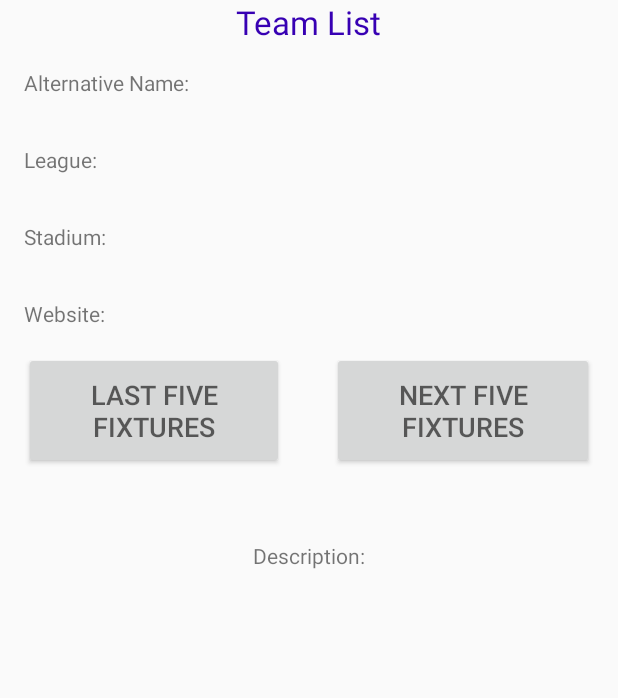
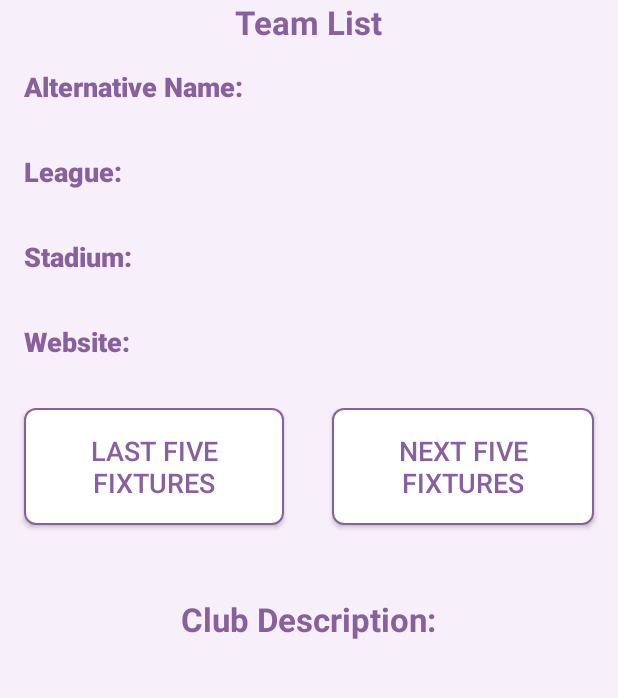
Before and after one commit to JackG-eth/TheSportsDBApp, an Android app: the layout fragment_home.xml on its own in the app's theme, with its tools: preview values and no code run, on a phone screen of 412 x 824 dp, the part 324-1022 px from its top. Run offline under Robolectric (Android 15) with nearby library versions, the phone set to English and light mode, and no system bars.

Commit message:
updated layouts

```diff
--- /dev/null
+++ b/JuniorAndroidTechTest/app/src/main/res/drawable/custom_button.xml
@@ -0,0 +1,15 @@
+<shape
+    xmlns:android="http://schemas.android.com/apk/res/android">
+    <stroke
+        android:width="1dp"
+        android:color="#89609e"/>
+    <corners
+        android:radius="7dp" />
+
+    <padding
+        android:left="1dp"
+        android:right="1dp"
+        android:top="1dp"
+        android:bottom="1dp"/>
+    <solid android:color="#ffffff"/>
+</shape>
--- a/JuniorAndroidTechTest/app/src/main/res/layout/fragment_home.xml
+++ b/JuniorAndroidTechTest/app/src/main/res/layout/fragment_home.xml
@@ -2,12 +2,14 @@
 <ScrollView xmlns:android="http://schemas.android.com/apk/res/android"
     android:orientation="vertical"
     android:layout_width="match_parent"
-    android:layout_height="match_parent">
+    android:layout_height="match_parent"
+    android:background="@color/background">
 
     <LinearLayout
         android:layout_width="match_parent"
         android:layout_height="wrap_content"
-        android:orientation="vertical">
+        android:orientation="vertical"
+        >
         <androidx.appcompat.widget.AppCompatImageView
             android:layout_marginTop="@dimen/activity_vertical_margin"
             android:layout_width = "200dp"
@@ -21,79 +23,131 @@
         android:layout_height="wrap_content"
         android:id="@+id/recycler_image_text_child"
         android:text="@string/menu_team"
+        android:textStyle="bold"
         style="@android:style/TextAppearance.DeviceDefault.Large"
-        android:textColor="@color/colorPrimaryDark"
+        android:textColor="@color/colorPrimary"
         android:layout_gravity="center_horizontal">
     </TextView>
         <LinearLayout
-            android:layout_width="wrap_content"
+            android:layout_width="match_parent"
             android:layout_height="wrap_content"
-            android:orientation="horizontal">
+            android:orientation="horizontal"
+            android:layout_weight="2">
 
             <TextView
-                android:layout_width="wrap_content"
+                android:layout_weight="1"
+                android:textColor="@color/colorPrimary"
+                android:textStyle="bold"
+                style="@android:style/TextAppearance.DeviceDefault.Medium"
+                android:layout_width="match_parent"
                 android:layout_height="wrap_content"
-                android:layout_margin="@dimen/activity_horizontal_margin"
+                android:layout_marginTop="@dimen/activity_vertical_margin"
+                android:layout_marginBottom="@dimen/activity_vertical_margin"
+                android:layout_marginLeft="@dimen/activity_horizontal_margin"
                 android:text="@string/Full_Name" />
 
             <TextView
+                android:layout_weight="1"
+                android:layout_gravity="center|left"
+                android:textColor="@color/colorPrimary"
+                style="@android:style/TextAppearance.DeviceDefault.Medium"
                 android:id="@+id/alternate"
-                android:layout_margin="@dimen/activity_horizontal_margin"
-                android:layout_width="wrap_content"
+                android:layout_marginTop="@dimen/activity_vertical_margin"
+                android:layout_marginBottom="@dimen/activity_vertical_margin"
+                android:layout_marginRight="@dimen/activity_horizontal_margin"
+                android:layout_width="match_parent"
                 android:layout_height="wrap_content"/>
 
         </LinearLayout>
         <LinearLayout
-            android:layout_width="wrap_content"
+            android:layout_width="match_parent"
             android:layout_height="wrap_content"
-            android:orientation="horizontal">
+            android:orientation="horizontal"
+            android:layout_weight="2">
 
             <TextView
-                android:layout_width="wrap_content"
+                android:layout_weight="1"
+                android:textColor="@color/colorPrimary"
+                android:textStyle="bold"
+                style="@android:style/TextAppearance.DeviceDefault.Medium"
+                android:layout_width="match_parent"
                 android:layout_height="wrap_content"
-                android:layout_margin="@dimen/activity_horizontal_margin"
+                android:layout_marginTop="@dimen/activity_vertical_margin"
+                android:layout_marginBottom="@dimen/activity_vertical_margin"
+                android:layout_marginLeft="@dimen/activity_horizontal_margin"
                 android:text="@string/league" />
 
             <TextView
+                android:layout_weight="1"
+                android:layout_gravity="center|left"
+                android:textColor="@color/colorPrimary"
+                style="@android:style/TextAppearance.DeviceDefault.Medium"
                 android:id="@+id/League"
-                android:layout_margin="@dimen/activity_horizontal_margin"
-                android:layout_width="wrap_content"
+                android:layout_marginTop="@dimen/activity_vertical_margin"
+                android:layout_marginBottom="@dimen/activity_vertical_margin"
+                android:layout_marginRight="@dimen/activity_horizontal_margin"
+                android:layout_width="match_parent"
                 android:layout_height="wrap_content"
                  />
         </LinearLayout>
         <LinearLayout
-            android:layout_width="wrap_content"
+
+            android:layout_width="match_parent"
             android:layout_height="wrap_content"
-            android:orientation="horizontal">
+            android:orientation="horizontal"
+            android:layout_weight="2">
 
             <TextView
-                android:layout_width="wrap_content"
+                android:layout_weight="1"
+                android:textColor="@color/colorPrimary"
+                android:textStyle="bold"
+                style="@android:style/TextAppearance.DeviceDefault.Medium"
+                android:layout_width="match_parent"
                 android:layout_height="wrap_content"
-                android:layout_margin="@dimen/activity_horizontal_margin"
+                android:layout_marginTop="@dimen/activity_vertical_margin"
+                android:layout_marginBottom="@dimen/activity_vertical_margin"
+                android:layout_marginLeft="@dimen/activity_horizontal_margin"
                 android:text="@string/Stadium" />
 
             <TextView
+                android:layout_weight="1"
+                android:textColor="@color/colorPrimary"
+                style="@android:style/TextAppearance.DeviceDefault.Medium"
                 android:id="@+id/Stadium"
-                android:layout_margin="@dimen/activity_horizontal_margin"
-                android:layout_width="wrap_content"
+                android:layout_marginTop="@dimen/activity_vertical_margin"
+                android:layout_marginBottom="@dimen/activity_vertical_margin"
+                android:layout_marginRight="@dimen/activity_horizontal_margin"
+                android:layout_width="match_parent"
                 android:layout_height="wrap_content"
                 />
         </LinearLayout>
         <LinearLayout
-            android:layout_width="wrap_content"
+            android:layout_width="match_parent"
             android:layout_height="wrap_content"
-            android:orientation="horizontal">
+            android:orientation="horizontal"
+            android:layout_weight="2">
 
             <TextView
-                android:layout_width="wrap_content"
+                android:layout_weight="1"
+                android:textColor="@color/colorPrimary"
+                android:textStyle="bold"
+                style="@android:style/TextAppearance.DeviceDefault.Medium"
+                android:layout_width="match_parent"
                 android:layout_height="wrap_content"
-                android:layout_margin="@dimen/activity_horizontal_margin"
+                android:layout_marginTop="@dimen/activity_vertical_margin"
+                android:layout_marginBottom="@dimen/activity_vertical_margin"
+                android:layout_marginLeft="@dimen/activity_horizontal_margin"
                 android:text="@string/website" />
 
             <TextView
+                android:layout_weight="1"
+                android:textColor="@color/colorPrimary"
+                style="@android:style/TextAppearance.DeviceDefault.Medium"
                 android:id="@+id/website"
-                android:layout_margin="@dimen/activity_horizontal_margin"
-                android:layout_width="wrap_content"
+                android:layout_marginTop="@dimen/activity_vertical_margin"
+                android:layout_marginBottom="@dimen/activity_vertical_margin"
+                android:layout_marginRight="@dimen/activity_horizontal_margin"
+                android:layout_width="match_parent"
                 android:layout_height="wrap_content" />
         </LinearLayout>
 
@@ -101,8 +155,11 @@
             android:layout_width="wrap_content"
             android:layout_height="wrap_content"
             android:orientation="horizontal"
-            android:layout_weight="2">
+            android:layout_weight="2"
+            android:layout_marginTop="@dimen/activity_horizontal_margin">
             <Button
+                android:textColor="@color/colorPrimary"
+                android:background="@drawable/custom_button"
                 android:id="@+id/last_five"
                 style="@android:style/TextAppearance.DeviceDefault.Medium"
                 android:layout_width="wrap_content"
@@ -114,7 +171,9 @@
                 android:layout_weight="1"/>
 
             <Button
+                android:background="@drawable/custom_button"
                 android:id="@+id/next_five"
+                android:textColor="@color/colorPrimary"
                 style="@android:style/TextAppearance.DeviceDefault.Medium"
                 android:layout_margin="@dimen/activity_horizontal_margin"
                 android:layout_width="wrap_content"
@@ -122,10 +181,11 @@
                 android:layout_gravity="right"
                 android:text="@string/next_five_fixtures"
                 android:padding="@dimen/activity_horizontal_margin"
-                android:layout_weight="1"></Button>
+                android:layout_weight="1" />
 
         </LinearLayout>
         <androidx.recyclerview.widget.RecyclerView
+            android:layout_marginTop="@dimen/activity_horizontal_margin"
             android:layout_width="match_parent"
             android:layout_height="match_parent"
             android:id="@+id/fixture_recycler">
@@ -137,12 +197,16 @@
 
             <TextView
                 android:layout_gravity="center"
+                android:textColor="@color/colorPrimary"
+                android:textStyle="bold"
+                style="@android:style/TextAppearance.DeviceDefault.Large"
                 android:layout_width="wrap_content"
                 android:layout_height="wrap_content"
-                android:layout_margin="@dimen/activity_horizontal_margin"
                 android:text="@string/Description" />
 
             <TextView
+                android:textColor="@color/colorPrimary"
+                style="@android:style/TextAppearance.DeviceDefault.Medium"
                 android:layout_gravity="center"
                 android:id="@+id/Description"
                 android:layout_margin="@dimen/activity_horizontal_margin"
--- a/JuniorAndroidTechTest/app/src/main/res/layout/fragment_team_selection.xml
+++ b/JuniorAndroidTechTest/app/src/main/res/layout/fragment_team_selection.xml
@@ -15,7 +15,7 @@
         android:layout_margin="@dimen/activity_horizontal_margin"
         android:layout_height="wrap_content"
         android:text="@string/select"
-        android:textColor="@color/colorPrimaryDark"
+        android:textColor="@color/colorPrimary"
         style="@android:style/TextAppearance.DeviceDefault.Large">
     </TextView>
 
--- a/JuniorAndroidTechTest/app/src/main/res/layout/futuredialog.xml
+++ b/JuniorAndroidTechTest/app/src/main/res/layout/futuredialog.xml
@@ -10,8 +10,9 @@
         android:layout_marginLeft="@dimen/activity_horizontal_margin"
         android:layout_marginTop="@dimen/activity_vertical_margin"
         android:layout_marginRight="@dimen/activity_horizontal_margin"
-        android:layout_marginBottom="@dimen/activity_vertical_margin"
-        style="@android:style/TextAppearance.DeviceDefault.Medium"
+        android:textColor="@color/colorPrimary"
+        android:textStyle="bold"
+        style="@android:style/TextAppearance.DeviceDefault.Large"
         android:id="@+id/match_played_future"
         android:text="@string/match_name"
         android:layout_width="wrap_content"
@@ -20,10 +21,10 @@
         <TextView
             android:layout_gravity="center"
             style="@android:style/TextAppearance.DeviceDefault.Medium"
+            android:textColor="@color/colorPrimaryDark"
             android:layout_marginLeft="@dimen/activity_horizontal_margin"
             android:layout_marginTop="@dimen/activity_vertical_margin"
             android:layout_marginRight="@dimen/activity_horizontal_margin"
-            android:layout_marginBottom="@dimen/activity_vertical_margin"
             android:id="@+id/support_text"
             android:text="@string/website"
             android:layout_width="wrap_content"
@@ -32,10 +33,9 @@
     <TextView
         android:layout_gravity="center"
         style="@android:style/TextAppearance.DeviceDefault.Medium"
+        android:textColor="@color/colorPrimaryDark"
         android:layout_marginLeft="@dimen/activity_horizontal_margin"
-        android:layout_marginTop="@dimen/activity_vertical_margin"
         android:layout_marginRight="@dimen/activity_horizontal_margin"
-        android:layout_marginBottom="@dimen/activity_vertical_margin"
         android:id="@+id/time_played"
         android:text="@string/website"
         android:layout_width="wrap_content"
--- a/JuniorAndroidTechTest/app/src/main/res/layout/item.xml
+++ b/JuniorAndroidTechTest/app/src/main/res/layout/item.xml
@@ -9,7 +9,7 @@
     <androidx.appcompat.widget.AppCompatImageView
         android:layout_width="100dp"
         android:layout_height="100dp"
-        android:layout_margin="20dp"
+        android:layout_margin="@dimen/activity_vertical_margin"
         android:id="@+id/recycler_image"
         android:src="@drawable/ic_launcher_background">
 
@@ -23,7 +23,7 @@
         android:id="@+id/recycler_image_text"
         android:text="@string/menu_team"
         style="@android:style/TextAppearance.DeviceDefault.Large"
-        android:textColor="@color/colorAccent"
+        android:textColor="@color/colorPrimaryDark"
         android:layout_toRightOf="@+id/recycler_image"
         android:layout_centerInParent="true"
         android:layout_margin="30dp">
@@ -33,6 +33,6 @@
     <View
         android:layout_width="match_parent"
         android:layout_height="2dp"
-        android:background="@color/colorPrimaryDark"/>
+        android:background="@color/colorAccent"/>
 
 </RelativeLayout>
--- a/JuniorAndroidTechTest/app/src/main/res/layout/match_item.xml
+++ b/JuniorAndroidTechTest/app/src/main/res/layout/match_item.xml
@@ -2,36 +2,31 @@
 <LinearLayout xmlns:android="http://schemas.android.com/apk/res/android"
     android:orientation="vertical" android:layout_width="match_parent"
     android:id="@+id/dialog_submit"
-    android:layout_height="wrap_content">
+    android:layout_height="wrap_content"
+    android:layout_marginBottom="10dp"
+    android:layout_marginRight="@dimen/activity_horizontal_margin"
+    android:layout_marginLeft="@dimen/activity_horizontal_margin"
+    android:background="@drawable/custom_button">
 
 
     <TextView
         android:layout_gravity="center"
-        style="@android:style/TextAppearance.DeviceDefault.Medium"
+        android:textColor="@color/colorPrimary"
+        android:textStyle="bold"
+        android:layout_margin="@dimen/activity_horizontal_margin"
         android:id="@+id/item_date"
+        android:layout_marginTop="@dimen/activity_horizontal_margin"
         android:layout_width="wrap_content"
         android:layout_height="wrap_content" />
 
     <TextView
         android:layout_gravity="center"
+        android:textColor="@color/colorPrimaryDark"
         style="@android:style/TextAppearance.DeviceDefault.Medium"
         android:id="@+id/item_fixture"
+        android:layout_marginBottom="@dimen/activity_horizontal_margin"
         android:layout_width="wrap_content"
         android:layout_height="wrap_content">
     </TextView>
 
-    <TextView
-        android:layout_gravity="center"
-        style="@android:style/TextAppearance.DeviceDefault.Medium"
-        android:id="@+id/home_score"
-        android:layout_width="wrap_content"
-        android:layout_height="wrap_content" />
-
-    <TextView
-        android:layout_gravity="center"
-        style="@android:style/TextAppearance.DeviceDefault.Medium"
-        android:id="@+id/away_score"
-        android:layout_width="wrap_content"
-        android:layout_height="wrap_content" />
-
 </LinearLayout>
--- a/JuniorAndroidTechTest/app/src/main/res/layout/previousdialog.xml
+++ b/JuniorAndroidTechTest/app/src/main/res/layout/previousdialog.xml
@@ -6,12 +6,14 @@
 
 
     <TextView
+        android:textColor="@color/colorPrimary"
+        android:textStyle="bold"
+        style="@android:style/TextAppearance.DeviceDefault.Medium"
         android:layout_gravity="center"
         android:layout_marginLeft="@dimen/activity_horizontal_margin"
         android:layout_marginTop="@dimen/activity_vertical_margin"
         android:layout_marginRight="@dimen/activity_horizontal_margin"
         android:layout_marginBottom="@dimen/activity_vertical_margin"
-        style="@android:style/TextAppearance.DeviceDefault.Medium"
         android:id="@+id/match_played"
         android:text="@string/match_name"
         android:layout_width="wrap_content"
@@ -25,8 +27,11 @@
 
     <TextView
         android:layout_gravity="center"
-        style="@android:style/TextAppearance.DeviceDefault.Medium"
+        style="@android:style/TextAppearance.DeviceDefault.Large"
+        android:textColor="@color/colorPrimaryDark"
         android:id="@+id/home_goals"
+        android:gravity="center"
+        android:textAlignment="center"
         android:text="@string/website"
         android:layout_width="match_parent"
         android:layout_height="wrap_content"
@@ -34,23 +39,28 @@
     </TextView>
 
         <TextView
+            android:textColor="@color/colorPrimary"
+            android:textStyle="bold"
+            style="@android:style/TextAppearance.DeviceDefault.Medium"
             android:layout_gravity="center"
-            style="@android:style/TextAppearance.DeviceDefault.Medium"
+            android:textAlignment="center"
             android:text="@string/vs"
             android:layout_width="match_parent"
-            android:layout_height="wrap_content"
-            android:layout_weight="1.4">
+            android:layout_height="match_parent"
+            android:layout_weight="1">
         </TextView>
 
     <TextView
         android:layout_gravity="center"
-        style="@android:style/TextAppearance.DeviceDefault.Medium"
+        android:textAlignment="center"
+        style="@android:style/TextAppearance.DeviceDefault.Large"
+        android:textColor="@color/colorPrimaryDark"
         android:id="@+id/away_goals"
         android:layout_width="match_parent"
         android:layout_height="wrap_content"
         android:text="@string/website"
         android:layout_weight=".8"
-        android:textAlignment="textEnd">
+        android:gravity="center">
     </TextView>
     </LinearLayout>
 </LinearLayout>
--- a/JuniorAndroidTechTest/app/src/main/res/values/colors.xml
+++ b/JuniorAndroidTechTest/app/src/main/res/values/colors.xml
@@ -1,6 +1,8 @@
 <?xml version="1.0" encoding="utf-8"?>
 <resources>
-    <color name="colorPrimary">#6200EE</color>
-    <color name="colorPrimaryDark">#3700B3</color>
-    <color name="colorAccent">#03DAC5</color>
+    <color name="colorPrimary">#89609e</color>
+    <color name="colorPrimaryDark">#c377e0</color>
+    <color name="colorAccent">#d5a6e6</color>
+    <color name="Text">#000000</color>
+    <color name="background">#f7f0fa</color>
 </resources>
--- a/JuniorAndroidTechTest/app/src/main/res/values/strings.xml
+++ b/JuniorAndroidTechTest/app/src/main/res/values/strings.xml
@@ -10,9 +10,9 @@
     <string name="league">League:</string>
     <string name="website">Website:</string>
     <string name="Stadium">Stadium:</string>
-    <string name="Description">Description: </string>
+    <string name="Description">Club Description: </string>
     <string name="last_five_fixtures">Last Five Fixtures</string>
     <string name="next_five_fixtures">Next Five Fixtures</string>
     <string name="match_name">Fixture Played</string>
-    <string name="vs">VS</string>
+    <string name="vs">-</string>
 </resources>
```
